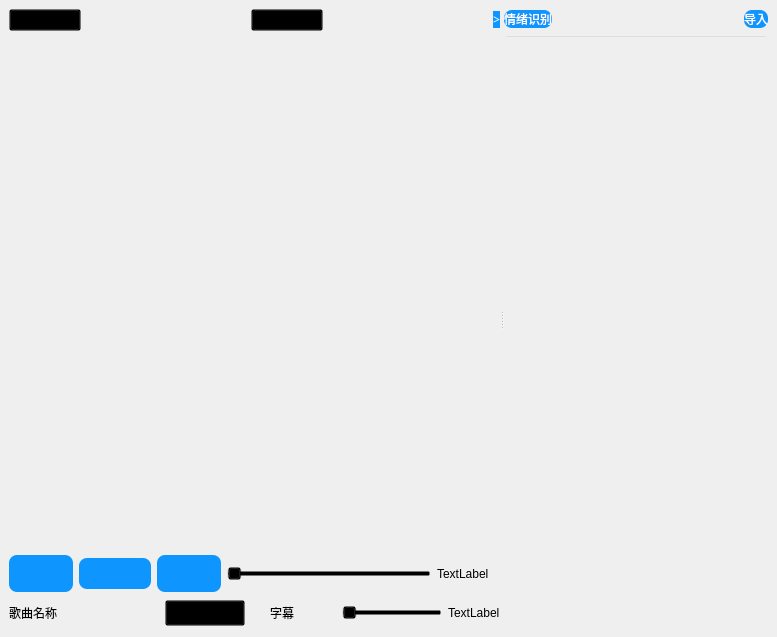
Qt form Forms/mainwindow.ui (Westle2/UOS-Qt4.8.1-Cpp-MediaPlayer) before a commit.
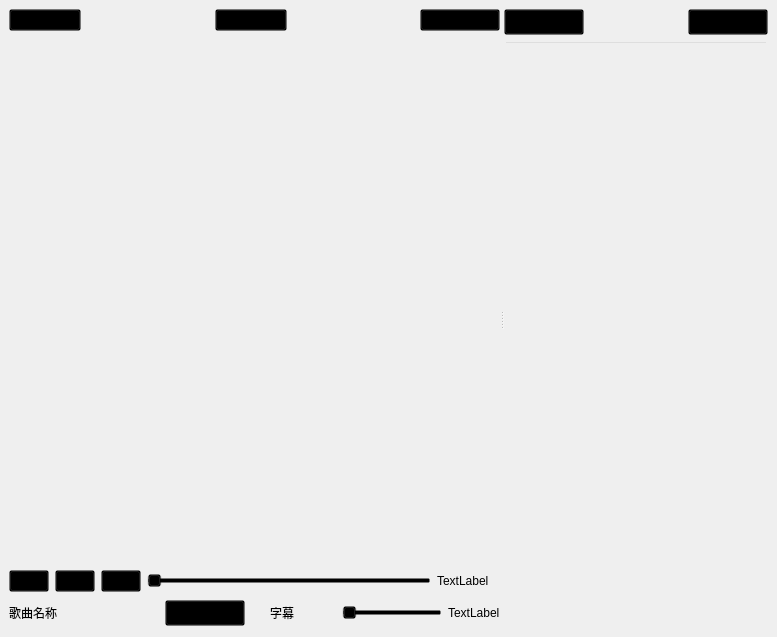
The same form after that commit. Icons and pictures are not drawn.

```diff
--- a/Forms/mainwindow.ui
+++ b/Forms/mainwindow.ui
@@ -185,36 +185,7 @@
           <item>
            <widget class="QPushButton" name="btn_shrink_expand">
             <property name="styleSheet">
-             <string notr="true">/*按钮普通态*/
-QPushButton
-{
-    /*字体为微软雅黑*/
-    font-family:Microsoft Yahei;
-    /*字体颜色为白色*/    
-    color:white;
-    /*背景颜色*/  
-    background-color:rgb(14 , 150 , 254);
-    /*边框圆角半径为8像素*/ 
-    border-radius:8px;
-}
- 
-/*按钮停留态*/
-QPushButton:hover
-{
-    /*背景颜色*/  
-    background-color:rgb(44 , 137 , 255);
-}
- 
-/*按钮按下态*/
-QPushButton:pressed
-{
-    /*背景颜色*/  
-    background-color:rgb(14 , 135 , 228);
-    /*左内边距为3像素，让按下时字向右移动3像素*/  
-    padding-left:3px;
-    /*上内边距为3像素，让按下时字向下移动3像素*/  
-    padding-top:3px;
-}</string>
+             <string notr="true"/>
             </property>
             <property name="text">
              <string>&gt;</string>
@@ -274,41 +245,7 @@
           <item>
            <widget class="QPushButton" name="btn_prev">
             <property name="styleSheet">
-             <string notr="true">QPushButton{
-url(:/qic/svg/prev.svg)
-}
-/*按钮普通态*/
-QPushButton
-{
-    /*字体为微软雅黑*/
-    font-family:Microsoft Yahei;
-    /*字体大小为20点*/
-    font-size:20pt;
-    /*字体颜色为白色*/    
-    color:white;
-    /*背景颜色*/  
-    background-color:rgb(14 , 150 , 254);
-    /*边框圆角半径为8像素*/ 
-    border-radius:8px;
-}
- 
-/*按钮停留态*/
-QPushButton:hover
-{
-    /*背景颜色*/  
-    background-color:rgb(44 , 137 , 255);
-}
- 
-/*按钮按下态*/
-QPushButton:pressed
-{
-    /*背景颜色*/  
-    background-color:rgb(14 , 135 , 228);
-    /*左内边距为3像素，让按下时字向右移动3像素*/  
-    padding-left:3px;
-    /*上内边距为3像素，让按下时字向下移动3像素*/  
-    padding-top:3px;
-}</string>
+             <string notr="true"/>
             </property>
             <property name="text">
              <string/>
@@ -328,39 +265,7 @@
           <item>
            <widget class="QPushButton" name="btn_pause_keep">
             <property name="styleSheet">
-             <string notr="true">/*按钮普通态*/
-QPushButton
-{
-   url(:/qic/svg/pause.svg)
-    /*字体为微软雅黑*/
-    font-family:Microsoft Yahei;
-    /*字体大小为20点*/
-    font-size:20pt;
-    /*字体颜色为白色*/    
-    color:white;
-    /*背景颜色*/  
-    background-color:rgb(14 , 150 , 254);
-    /*边框圆角半径为8像素*/ 
-    border-radius:8px;
-}
- 
-/*按钮停留态*/
-QPushButton:hover
-{
-    /*背景颜色*/  
-    background-color:rgb(44 , 137 , 255);
-}
- 
-/*按钮按下态*/
-QPushButton:pressed
-{
-    /*背景颜色*/  
-    background-color:rgb(14 , 135 , 228);
-    /*左内边距为3像素，让按下时字向右移动3像素*/  
-    padding-left:3px;
-    /*上内边距为3像素，让按下时字向下移动3像素*/  
-    padding-top:3px;
-}</string>
+             <string notr="true"/>
             </property>
             <property name="text">
              <string/>
@@ -380,41 +285,7 @@
           <item>
            <widget class="QPushButton" name="btn_next">
             <property name="styleSheet">
-             <string notr="true">QPushButton{
-url(:/qic/svg/next.svg)
-}
-/*按钮普通态*/
-QPushButton
-{
-    /*字体为微软雅黑*/
-    font-family:Microsoft Yahei;
-    /*字体大小为20点*/
-    font-size:20pt;
-    /*字体颜色为白色*/    
-    color:white;
-    /*背景颜色*/  
-    background-color:rgb(14 , 150 , 254);
-    /*边框圆角半径为8像素*/ 
-    border-radius:8px;
-}
- 
-/*按钮停留态*/
-QPushButton:hover
-{
-    /*背景颜色*/  
-    background-color:rgb(44 , 137 , 255);
-}
- 
-/*按钮按下态*/
-QPushButton:pressed
-{
-    /*背景颜色*/  
-    background-color:rgb(14 , 135 , 228);
-    /*左内边距为3像素，让按下时字向右移动3像素*/  
-    padding-left:3px;
-    /*上内边距为3像素，让按下时字向下移动3像素*/  
-    padding-top:3px;
-}</string>
+             <string notr="true"/>
             </property>
             <property name="text">
              <string/>
@@ -540,36 +411,7 @@
           <item>
            <widget class="QPushButton" name="btn_emotion">
             <property name="styleSheet">
-             <string notr="true">/*按钮普通态*/
-QPushButton
-{
-    /*字体为微软雅黑*/
-    font-family:Microsoft Yahei;
-    /*字体颜色为白色*/    
-    color:white;
-    /*背景颜色*/  
-    background-color:rgb(14 , 150 , 254);
-    /*边框圆角半径为8像素*/ 
-    border-radius:8px;
-}
- 
-/*按钮停留态*/
-QPushButton:hover
-{
-    /*背景颜色*/  
-    background-color:rgb(44 , 137 , 255);
-}
- 
-/*按钮按下态*/
-QPushButton:pressed
-{
-    /*背景颜色*/  
-    background-color:rgb(14 , 135 , 228);
-    /*左内边距为3像素，让按下时字向右移动3像素*/  
-    padding-left:3px;
-    /*上内边距为3像素，让按下时字向下移动3像素*/  
-    padding-top:3px;
-}</string>
+             <string notr="true"/>
             </property>
             <property name="text">
              <string>情绪识别</string>
@@ -592,36 +434,7 @@
           <item>
            <widget class="QPushButton" name="btn_open_folder">
             <property name="styleSheet">
-             <string notr="true">/*按钮普通态*/
-QPushButton
-{
-    /*字体为微软雅黑*/
-    font-family:Microsoft Yahei;
-    /*字体颜色为白色*/    
-    color:white;
-    /*背景颜色*/  
-    background-color:rgb(14 , 150 , 254);
-    /*边框圆角半径为8像素*/ 
-    border-radius:8px;
-}
- 
-/*按钮停留态*/
-QPushButton:hover
-{
-    /*背景颜色*/  
-    background-color:rgb(44 , 137 , 255);
-}
- 
-/*按钮按下态*/
-QPushButton:pressed
-{
-    /*背景颜色*/  
-    background-color:rgb(14 , 135 , 228);
-    /*左内边距为3像素，让按下时字向右移动3像素*/  
-    padding-left:3px;
-    /*上内边距为3像素，让按下时字向下移动3像素*/  
-    padding-top:3px;
-}</string>
+             <string notr="true"/>
             </property>
             <property name="text">
              <string>导入</string>
```
